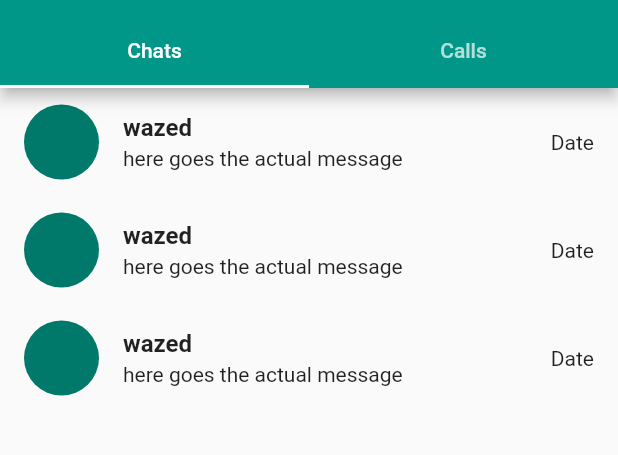
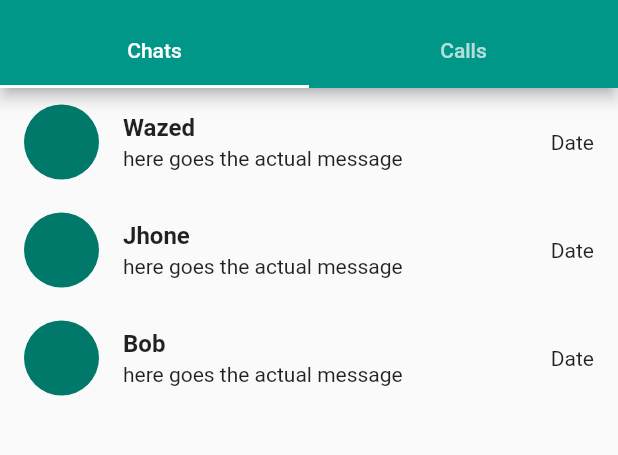
Before and after one commit to mdwazed/e2e, a Flutter app: the screen it shows after launch, on a phone screen of 412 x 824 dp, the part 68-523 px from its top. Run offline on Flutter 3.47's test engine with Material 2 defaults, Android fonts, the phone set to English and light mode, and no system bars; our stand-ins replace expandable, flutter_chat_bubble, socket_io_client, wakelock; missing offline and left inert: flutter_ringtone_player, flutter_webrtc, openpgp, sdp_transform, wakelock_web; Roboto replaces fonts that are missing (Georgia, Hind).

Commit message:
updated chat list

```diff
--- a/lib/custom_ui/recent_contact_card.dart
+++ b/lib/custom_ui/recent_contact_card.dart
@@ -3,7 +3,8 @@ import 'package:flutter/material.dart';
 import '../pages/message_page.dart';
 
 class RecentContactCard extends StatelessWidget {
-  const RecentContactCard({Key? key}) : super(key: key);
+  final String username;
+  const RecentContactCard({Key? key, required this.username}) : super(key: key);
 
   @override
   Widget build(BuildContext context) {
@@ -18,7 +19,7 @@ class RecentContactCard extends StatelessWidget {
         radius: 25,
       ),
       title: Text(
-        "wazed",
+        username,
         style: Theme.of(context).textTheme.headline6,
       ),
       subtitle: Text(
--- /dev/null
+++ b/lib/generated_plugin_registrant.dart
@@ -0,0 +1,19 @@
+//
+// Generated file. Do not edit.
+//
+
+// ignore_for_file: directives_ordering
+// ignore_for_file: lines_longer_than_80_chars
+// ignore_for_file: depend_on_referenced_packages
+
+import 'package:openpgp/web/openpgp_web.dart';
+import 'package:wakelock_web/wakelock_web.dart';
+
+import 'package:flutter_web_plugins/flutter_web_plugins.dart';
+
+// ignore: public_member_api_docs
+void registerPlugins(Registrar registrar) {
+  OpenpgpPlugin.registerWith(registrar);
+  WakelockWeb.registerWith(registrar);
+  registrar.registerMessageHandler();
+}
--- a/lib/pages/chat_page.dart
+++ b/lib/pages/chat_page.dart
@@ -9,15 +9,12 @@ class ChatPage extends StatefulWidget {
 }
 
 class _ChatPageState extends State<ChatPage> {
+  final List<String> userList = ['Wazed', 'Jhone', 'Bob'];
   @override
   Widget build(BuildContext context) {
     return Scaffold(
       body: ListView(
-        children: const [
-          RecentContactCard(),
-          RecentContactCard(),
-          RecentContactCard(),
-        ],
+        children: List.generate(userList.length, (index) => RecentContactCard(username: userList[index])),
       ),
     );
   }
```
Also changed, not shown: 1 other file.
